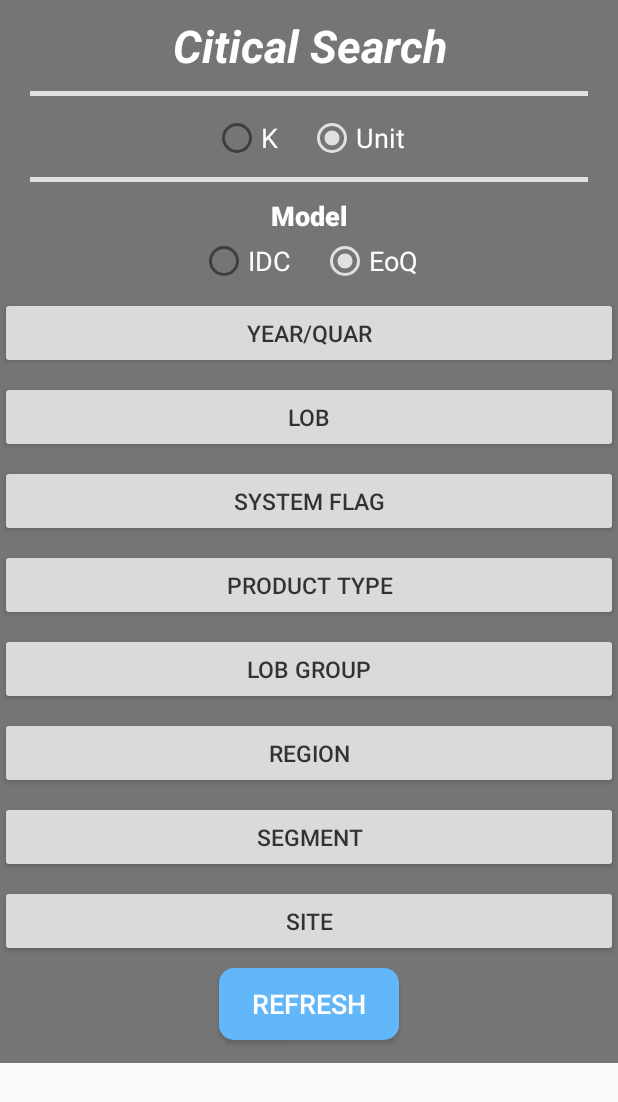
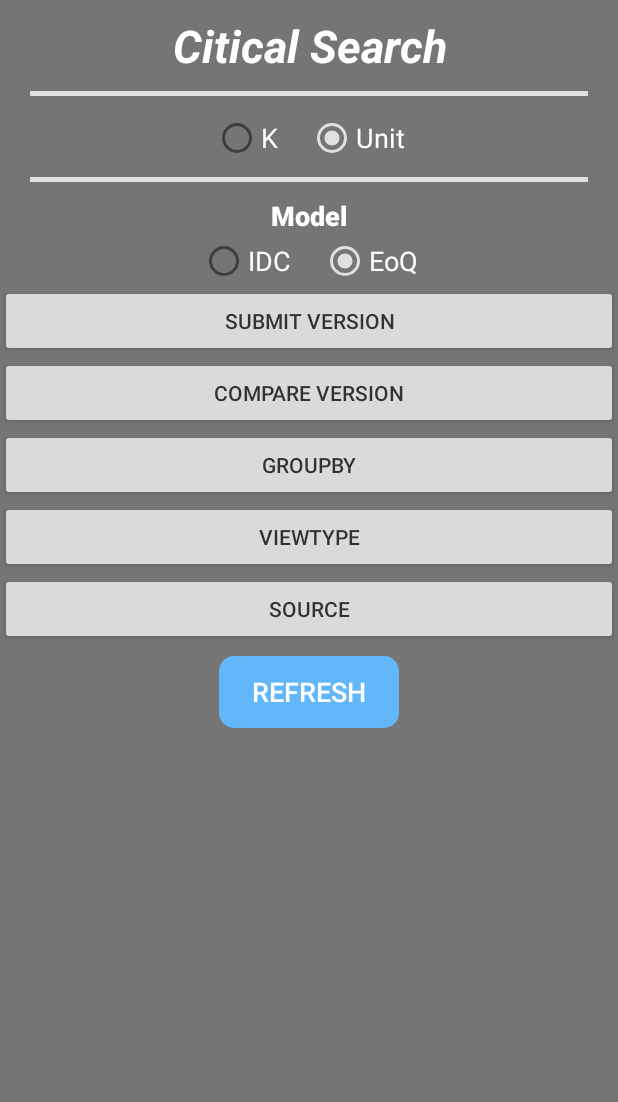
Before and after one commit to XinheY/SmartControlTower, an Android app: the layout ana_nav_right.xml on its own in the app's theme, with its tools: preview values and no code run, on a phone screen of 412 x 824 dp. Shown: the top 1102 px of the screen. Run offline under Robolectric (Android 15) with nearby library versions, the phone set to English and light mode, and no system bars.

Commit message:
Update UI

```diff
--- a/SmartControlTower2/app/src/main/java/com/example/smartcontroltower/E2E.java
+++ b/SmartControlTower2/app/src/main/java/com/example/smartcontroltower/E2E.java
@@ -86,7 +86,7 @@ public class E2E extends AppCompatActivity {
             ld = new LoadingDialog(this);
             ld.setLoadingText("Loading...").setSuccessText("Success").setFailedText("Failed")
                     .closeSuccessAnim().show();
-            test("EXEC [SP_IDC_EOQ_SUMMARY1] '" + "EoQ" + "','" + "QuarView" + "','" + "FY20Q2" + "','" + "" + "','" + "overall" + "','" + "system" + "','" + "overall" + "','" + "overall" + "','" + "overall" + "','" + "overall" + "','" + "overall" + "'");
+            test("EXEC [SP_IDC_EOQ_SUMMARY] '" + "EoQ" + "','" + "QuarView" + "','" + "FY20Q2" + "','" + "" + "','" + "overall" + "','" + "system" + "','" + "overall" + "','" + "overall" + "','" + "overall" + "','" + "overall" + "','" + "overall" + "'");
         }
 
         //////////////////////////////////RadioGroup//////////////////////////////////////
@@ -274,7 +274,7 @@ public class E2E extends AppCompatActivity {
                 }
                 if (canrun) {
                     if (searchSum.get(2) != "" || searchSum.get(3) != "") {
-                        String sql = "EXEC [SP_IDC_EOQ_SUMMARY1] '" + searchSum.get(0) + "','" + searchSum.get(1) + "','" + searchSum.get(3) + "','" + searchSum.get(2) + "','" + searchSum.get(4) + "','" + searchSum.get(5) + "','" + searchSum.get(6) + "','" + searchSum.get(7) + "','" + searchSum.get(8) + "','" + searchSum.get(9) + "','" + searchSum.get(10) + "'";
+                        String sql = "EXEC [SP_IDC_EOQ_SUMMARY] '" + searchSum.get(0) + "','" + searchSum.get(1) + "','" + searchSum.get(3) + "','" + searchSum.get(2) + "','" + searchSum.get(4) + "','" + searchSum.get(5) + "','" + searchSum.get(6) + "','" + searchSum.get(7) + "','" + searchSum.get(8) + "','" + searchSum.get(9) + "','" + searchSum.get(10) + "'";
                         toggleRightSliding();
                         Log.e("ERROR",sql);
                         test(sql);
--- a/SmartControlTower2/app/src/main/res/layout/activity_analysis.xml
+++ b/SmartControlTower2/app/src/main/res/layout/activity_analysis.xml
@@ -2,7 +2,7 @@
 <androidx.drawerlayout.widget.DrawerLayout xmlns:android="http://schemas.android.com/apk/res/android"
     xmlns:app="http://schemas.android.com/apk/res-auto"
     xmlns:tools="http://schemas.android.com/tools"
-    android:id="@+id/e2e_drawer"
+    android:id="@+id/ana_drawer"
     android:layout_width="match_parent"
     android:layout_height="match_parent"
     android:background="@color/table_back"
@@ -38,7 +38,7 @@
             android:id="@+id/ana_table"
             android:layout_width="match_parent"
             android:layout_height="match_parent"
-            android:layout_below="@+id/e2e_toolbar"
+            android:layout_below="@+id/ana_toolbar"
             android:background="@color/white"
             android:paddingRight="10dp"
             android:paddingLeft="10dp"
--- a/SmartControlTower2/app/src/main/res/layout/ana_nav_right.xml
+++ b/SmartControlTower2/app/src/main/res/layout/ana_nav_right.xml
@@ -1,13 +1,13 @@
 <?xml version="1.0" encoding="utf-8"?>
 <LinearLayout xmlns:android="http://schemas.android.com/apk/res/android"
     android:layout_width="match_parent"
-    android:layout_height="wrap_content"
+    android:layout_height="match_parent"
     android:alpha="0.9"
     android:background="@color/table_back"
     android:orientation="vertical">
 
     <TextView
-        android:id="@+id/e2e_title"
+        android:id="@+id/ana_title"
         android:layout_width="match_parent"
         android:layout_height="wrap_content"
         android:layout_marginTop="10dp"
@@ -33,11 +33,11 @@
 
         <LinearLayout
             android:layout_width="match_parent"
-            android:layout_height="wrap_content"
+            android:layout_height="match_parent"
             android:orientation="vertical">
 
             <RadioGroup
-                android:id="@+id/e2e_range"
+                android:id="@+id/ana_range"
                 android:layout_width="wrap_content"
                 android:layout_height="wrap_content"
                 android:layout_gravity="center"
@@ -45,7 +45,7 @@
                 android:layout_marginTop="12dp">
 
                 <RadioButton
-                    android:id="@+id/e2e_k"
+                    android:id="@+id/ana_k"
                     android:layout_width="wrap_content"
                     android:layout_height="wrap_content"
                     android:layout_marginRight="10dp"
@@ -55,7 +55,7 @@
                     android:textSize="18sp" />
 
                 <RadioButton
-                    android:id="@+id/e2e_unit"
+                    android:id="@+id/ana_unit"
                     android:layout_width="wrap_content"
                     android:layout_height="wrap_content"
                     android:layout_marginLeft="10dp"
@@ -82,14 +82,14 @@
                 android:text="Model" />
 
             <RadioGroup
-                android:id="@+id/e2e_rg"
+                android:id="@+id/ana_rg"
                 android:layout_width="wrap_content"
                 android:layout_height="wrap_content"
                 android:layout_gravity="center"
                 android:orientation="horizontal">
 
                 <RadioButton
-                    android:id="@+id/e2e_IDC"
+                    android:id="@+id/ana_IDC"
                     android:layout_width="wrap_content"
                     android:layout_height="wrap_content"
                     android:layout_marginRight="10dp"
@@ -99,7 +99,7 @@
                     android:textSize="18sp" />
 
                 <RadioButton
-                    android:id="@+id/e2e_EoQ"
+                    android:id="@+id/ana_EoQ"
                     android:layout_width="wrap_content"
                     android:layout_height="wrap_content"
                     android:layout_marginLeft="10dp"
@@ -111,161 +111,82 @@
 
             </RadioGroup>
 
+            <Button
+                android:layout_width="match_parent"
+                android:layout_height="wrap_content"
+                android:text="Submit Version"
+                android:id="@+id/ana_sv_btn"/>
+            <LinearLayout
+                android:layout_width="match_parent"
+                android:layout_height="wrap_content"
+                android:id="@+id/ana_sv"
+                android:orientation="vertical">
 
-
-            <Button
-                android:id="@+id/e2e_yq_btn"
-                style="@style/e2e_btn"
-                android:onClick="showMutilAlertDialog"
-                android:text="Year/Quar"
-                android:radius="15dp"/>
-
-            <LinearLayout
-                android:id="@+id/e2e_yq"
-                android:layout_width="wrap_content"
-                android:layout_height="wrap_content"
-                android:orientation="vertical"
-                android:visibility="gone">
-
+                <RadioGroup
+                    android:layout_width="match_parent"
+                    android:layout_height="wrap_content"
+                    android:id="@+id/ana_rg_sv"></RadioGroup>
             </LinearLayout>
 
             <Button
-                android:id="@+id/e2e_ver_btn"
-                style="@style/e2e_btn"
-                android:onClick="showMutilAlertDialog"
-                android:text="Submit Version"
-                android:visibility="gone"/>
-
+                android:layout_width="match_parent"
+                android:layout_height="wrap_content"
+                android:text="Compare Version"
+                android:id="@+id/ana_cv_btn"/>
             <LinearLayout
-                android:id="@+id/e2e_ver"
-                android:layout_width="wrap_content"
+                android:layout_width="match_parent"
                 android:layout_height="wrap_content"
-                android:orientation="vertical"
-                android:visibility="gone">
-
-            </LinearLayout>
+                android:id="@+id/ana_cv"
+                android:orientation="vertical"/>
 
             <Button
-                android:id="@+id/e2e_lob_btn"
-                style="@style/e2e_btn"
-                android:onClick="showMutilAlertDialog"
-                android:text="Lob" />
-
+                android:layout_width="match_parent"
+                android:layout_height="wrap_content"
+                android:text="GroupBy"
+                android:id="@+id/ana_gb_btn"/>
             <LinearLayout
-                android:id="@+id/e2e_lob"
-                android:layout_width="wrap_content"
+                android:layout_width="match_parent"
                 android:layout_height="wrap_content"
-                android:orientation="vertical"
-                android:visibility="gone">
-
-            </LinearLayout>
+                android:id="@+id/ana_gb"
+                android:orientation="vertical"/>
 
             <Button
-                android:id="@+id/e2e_sf_btn"
-                style="@style/e2e_btn"
-                android:onClick="showMutilAlertDialog"
-                android:text="System Flag" />
-
-            <LinearLayout
-                android:id="@+id/e2e_sf"
                 android:layout_width="match_parent"
                 android:layout_height="wrap_content"
-                android:orientation="vertical"
-                android:visibility="gone">
-
-            </LinearLayout>
+                android:text="ViewType"
+                android:id="@+id/ana_vt_btn"/>
+            <LinearLayout
+                android:layout_width="match_parent"
+                android:layout_height="wrap_content"
+                android:id="@+id/ana_vt"
+                android:orientation="vertical"/>
 
             <Button
-                android:id="@+id/e2e_pt_btn"
-                style="@style/e2e_btn"
-                android:onClick="showMutilAlertDialog"
-                android:text="Product Type" />
-
+                android:layout_width="match_parent"
+                android:layout_height="wrap_content"
+                android:text="Source"
+                android:id="@+id/ana_source_btn"/>
             <LinearLayout
-                android:id="@+id/e2e_pt"
-                android:layout_width="wrap_content"
+                android:layout_width="match_parent"
                 android:layout_height="wrap_content"
-                android:orientation="vertical"
-                android:visibility="gone">
-
-            </LinearLayout>
-
-            <Button
-                android:id="@+id/e2e_lg_btn"
-                style="@style/e2e_btn"
-                android:onClick="showMutilAlertDialog"
-                android:text="Lob Group" />
-
-            <LinearLayout
-                android:id="@+id/e2e_lg"
-                android:layout_width="wrap_content"
-                android:layout_height="wrap_content"
-                android:orientation="vertical"
-                android:visibility="gone">
-
-            </LinearLayout>
-
-            <Button
-                android:id="@+id/e2e_region_btn"
-                style="@style/e2e_btn"
-                android:onClick="showMutilAlertDialog"
-                android:text="Region" />
-
-            <LinearLayout
-                android:id="@+id/e2e_region"
-                android:layout_width="wrap_content"
-                android:layout_height="wrap_content"
-                android:orientation="vertical"
-                android:visibility="gone">
-
-            </LinearLayout>
-
-            <Button
-                android:id="@+id/e2e_segment_btn"
-                style="@style/e2e_btn"
-                android:onClick="showMutilAlertDialog"
-                android:text="Segment" />
-
-            <LinearLayout
-                android:id="@+id/e2e_segment"
-                android:layout_width="wrap_content"
-                android:layout_height="wrap_content"
-                android:orientation="vertical"
-                android:visibility="gone">
-
-            </LinearLayout>
-
-            <Button
-                android:id="@+id/e2e_site_btn"
-                style="@style/e2e_btn"
-                android:onClick="showMutilAlertDialog"
-                android:text="Site" />
-
-            <LinearLayout
-                android:id="@+id/e2e_site"
-                android:layout_width="wrap_content"
-                android:layout_height="wrap_content"
-                android:orientation="vertical"
-                android:visibility="gone">
-
-            </LinearLayout>
-
-
-            <Button
-                android:id="@+id/e2e_refresh"
-                android:layout_width="120dp"
-                android:layout_height="wrap_content"
-                android:layout_gravity="center"
-                android:layout_marginTop="7sp"
-                android:background="@drawable/btn_shape"
-                android:padding="3dp"
-                android:text="Refresh"
-                android:textColor="@color/white"
-                android:textSize="18sp"
-                android:layout_marginBottom="15dp"/>
+                android:id="@+id/ana_source"
+                android:orientation="vertical"/>
 
         </LinearLayout>
 
     </ScrollView>
 
+    <Button
+        android:id="@+id/ana_refresh"
+        android:layout_width="120dp"
+        android:layout_height="wrap_content"
+        android:layout_gravity="bottom|center"
+        android:layout_marginTop="7sp"
+        android:background="@drawable/btn_shape"
+        android:padding="3dp"
+        android:text="Refresh"
+        android:textColor="@color/white"
+        android:textSize="18sp"
+        android:layout_marginBottom="15dp" />
+
 </LinearLayout>
```
Also changed, not shown: SmartControlTower2/app/src/main/java/com/example/smartcontroltower/Analysis.java (+114 -180 lines).
